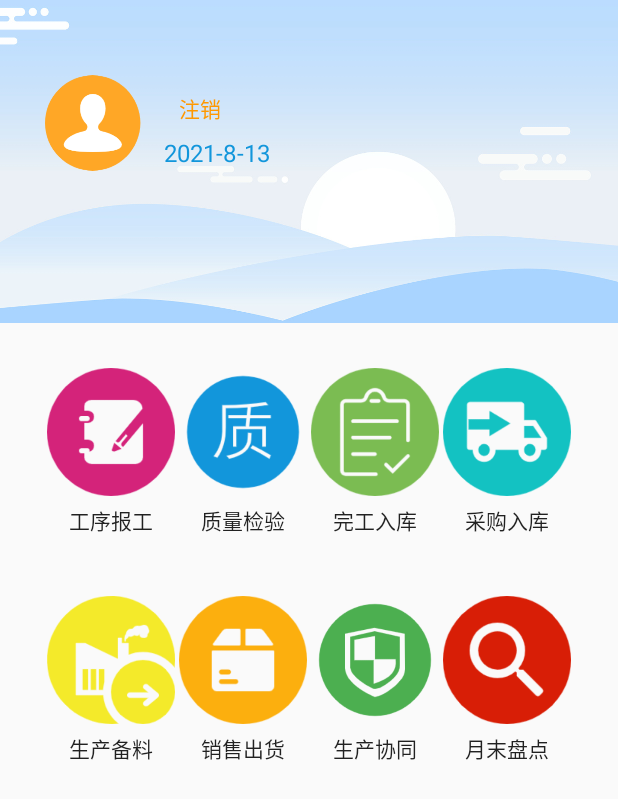
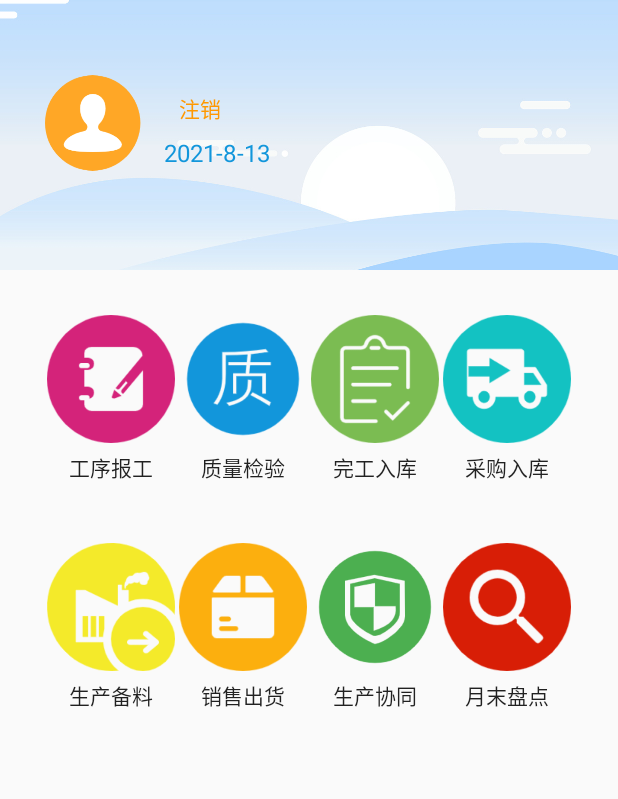
Before and after one commit to shiwei0713/ScanTool, an Android app: the MasterActivity screen opened directly, with no data from a screen before it, on a phone screen of 412 x 824 dp. Shown: the top 799 px of the screen. Run offline under Robolectric (Android 15) with nearby library versions, the phone set to English and light mode, and no system bars.

Commit message:
20210813 commit

```diff
--- a/app/src/main/java/com/hz/scantool/SubListActivity.java
+++ b/app/src/main/java/com/hz/scantool/SubListActivity.java
@@ -44,6 +44,7 @@ public class SubListActivity extends AppCompatActivity {
         list = new ArrayList<>();
         Map<String,Object> map = new HashMap<>();
         map.put("StockLocation","1122");
+        map.put("PlanDate","1122");
         map.put("ProductCode","1122");
         map.put("ProductName","1122");
         map.put("ProductModels","1122");
--- a/app/src/main/java/com/hz/scantool/adapter/SubListAdapter.java
+++ b/app/src/main/java/com/hz/scantool/adapter/SubListAdapter.java
@@ -61,6 +61,7 @@ public class SubListAdapter extends BaseAdapter {
         }
 
         holder.txtSubListItemStockLocation.setText((String)mData.get(i).get("StockLocation"));
+        holder.txtSubListItemPlanDate.setText((String)mData.get(i).get("PlanDate"));
         holder.txtSubListItemProductCode.setText((String)mData.get(i).get("ProductCode"));
         holder.txtSubListItemProductName.setText((String)mData.get(i).get("ProductName"));
         holder.txtSubListItemProductModels.setText((String)mData.get(i).get("ProductModels"));
--- a/app/src/main/res/layout/activity_master.xml
+++ b/app/src/main/res/layout/activity_master.xml
@@ -11,7 +11,7 @@
     <ImageView
         android:id="@+id/imgMasterBanner"
         android:layout_width="match_parent"
-        android:layout_height="215dp"
+        android:layout_height="180dp"
         android:layout_alignParentTop="true"
         android:scaleType="centerCrop"
         app:srcCompat="@drawable/master_banner" />
```
